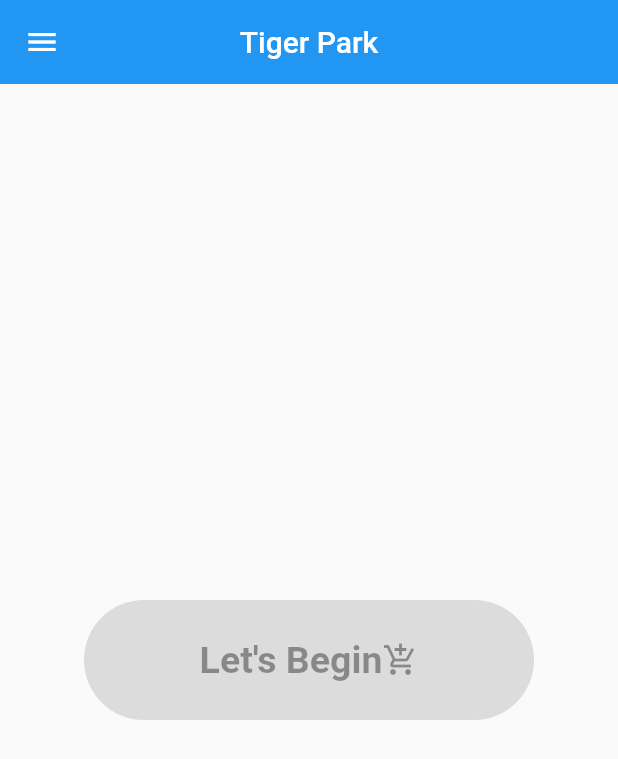
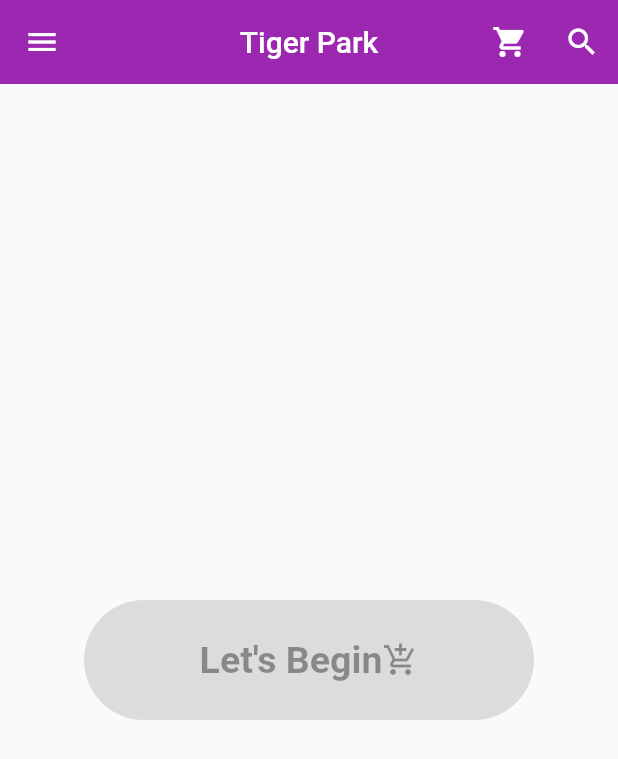
Before and after one commit to ShahedMohammadHridoy/flutter-practice, a Flutter app: the screen it shows after launch, on a phone screen of 412 x 824 dp. Shown: the top 759 px of the screen. Run offline on Flutter 3.47's test engine with Material 2 defaults, Android fonts, the phone set to English and light mode, and no system bars; our stand-ins replace font_awesome_flutter.

Commit message:
Appbar background color change

```diff
--- a/lib/screens/home.dart
+++ b/lib/screens/home.dart
@@ -9,8 +9,15 @@ class Home extends StatelessWidget {
       appBar: AppBar(
         leading: IconButton(onPressed: () {}, icon: const Icon(Icons.menu),),
         title: const Text("Tiger Park"),
+        actions: [
+          IconButton(onPressed: () {}, icon: const Icon(Icons.shopping_cart),),
+          IconButton(onPressed: () {}, icon: const Icon(Icons.search),),
+          // IconButton(onPressed: () {}, icon: const Icon(Icons.menu_book),),
+        ],
         elevation: 0,
+        titleSpacing: 40.0,
         centerTitle: true,
+        backgroundColor: Colors.purple,
       ),
       body: Center(
         child: ElevatedButton(
```
